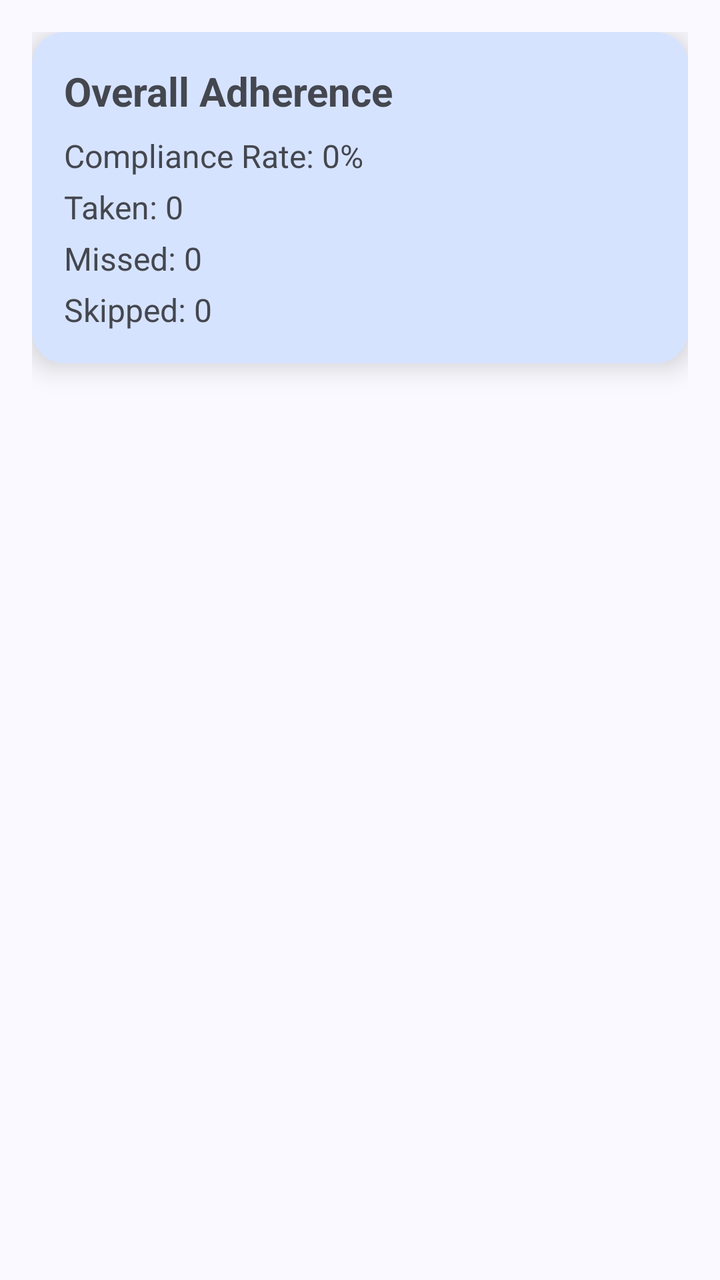
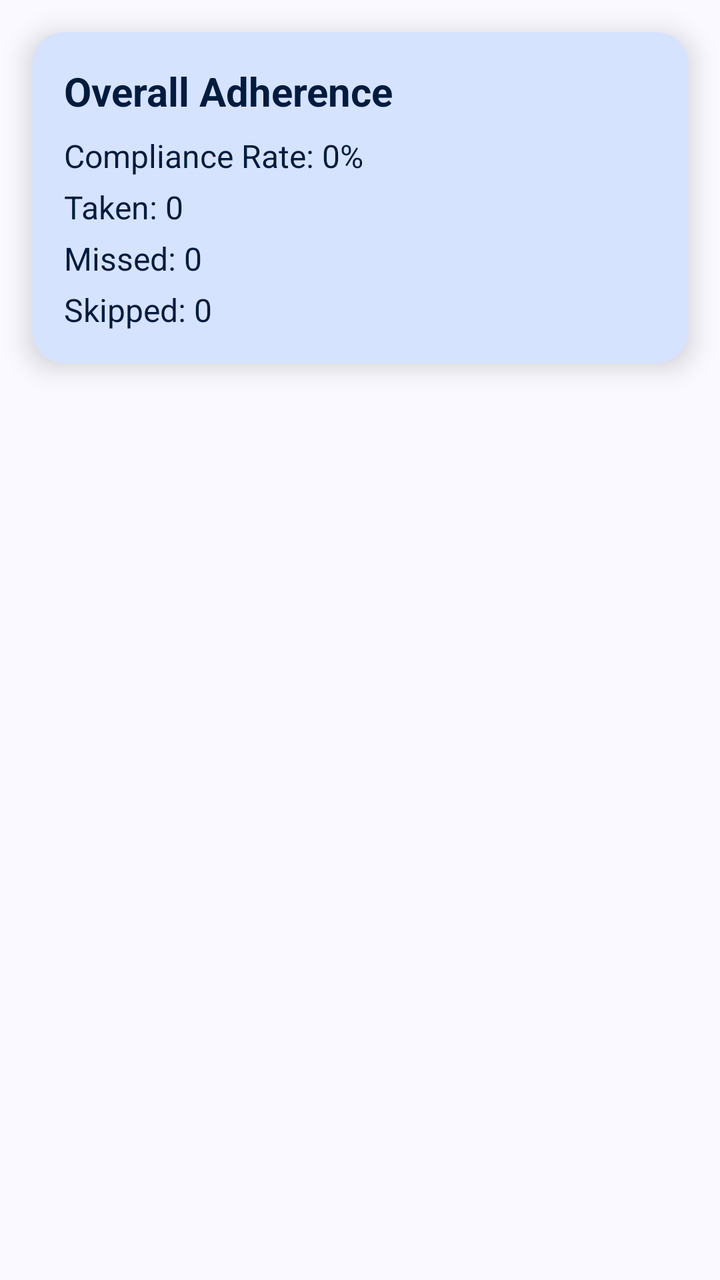

The first picture is an Android layout as it rendered before a commit; the second is the same layout after the commit. The layout source and the unified diff follow.
<!-- AndroidManifest.xml: application theme Theme.MobileHealthApplication -->
<!-- res/layout/fragment_medicationhistory.xml -->
<?xml version="1.0" encoding="utf-8"?>
<ScrollView
    xmlns:android="http://schemas.android.com/apk/res/android"
    xmlns:app="http://schemas.android.com/apk/res-auto"
    android:id="@+id/scrollView"
    android:layout_width="match_parent"
    android:layout_height="match_parent">

    <LinearLayout
        android:layout_width="match_parent"
        android:layout_height="wrap_content"
        android:orientation="vertical"
        android:padding="16dp">

        
        <com.google.android.material.card.MaterialCardView
            android:layout_width="match_parent"
            android:layout_height="wrap_content"
            app:cardElevation="8dp"
            app:cardCornerRadius="16dp"
            app:cardBackgroundColor="?attr/colorPrimaryContainer"
            android:layout_marginBottom="16dp"
            app:strokeWidth="0dp">

            <LinearLayout
                android:layout_width="match_parent"
                android:layout_height="wrap_content"
                android:orientation="vertical"
                android:padding="16dp">

                <TextView
                    android:id="@+id/overallAdherenceLabel"
                    android:layout_width="wrap_content"
                    android:layout_height="wrap_content"
                    android:text="@string/overall_adherence"
                    android:textSize="20sp"
                    android:textStyle="bold" />

                <TextView
                    android:id="@+id/complianceRateText"
                    android:layout_width="wrap_content"
                    android:layout_height="wrap_content"
                    android:layout_marginTop="8dp"
                    android:text="@string/compliance_rate"
                    android:textSize="16sp" />

                <TextView
                    android:id="@+id/takenCountText"
                    android:layout_width="wrap_content"
                    android:layout_height="wrap_content"
                    android:layout_marginTop="4dp"
                    android:text="@string/total_taken"
                    android:textSize="16sp" />

                <TextView
                    android:id="@+id/missedCountText"
                    android:layout_width="wrap_content"
                    android:layout_height="wrap_content"
                    android:layout_marginTop="4dp"
                    android:text="@string/total_missed"
                    android:textSize="16sp" />

                <TextView
                    android:id="@+id/skippedCountText"
                    android:layout_width="wrap_content"
                    android:layout_height="wrap_content"
                    android:layout_marginTop="4dp"
                    android:text="@string/total_skipped"
                    android:textSize="16sp" />
            </LinearLayout>
        </com.google.android.material.card.MaterialCardView>



        
        <androidx.recyclerview.widget.RecyclerView
            android:id="@+id/history_recycler_view"
            android:layout_width="match_parent"
            android:layout_height="wrap_content"
            android:clipToPadding="false" />

    </LinearLayout>
</ScrollView>
<!-- resources referenced by this layout -->
<resources>
  <string name="compliance_rate">Compliance Rate: 0%</string>
  <string name="overall_adherence">Overall Adherence</string>
  <string name="total_missed">Missed: 0</string>
  <string name="total_skipped">Skipped: 0</string>
  <string name="total_taken">Taken: 0</string>
  <color name="md_theme_primary">#415F91</color>
  <color name="md_theme_onPrimary">#FFFFFF</color>
  <color name="md_theme_primaryContainer">#D6E3FF</color>
  <color name="md_theme_onPrimaryContainer">#001B3E</color>
  <color name="md_theme_primaryFixed">#D6E3FF</color>
  <color name="md_theme_onPrimaryFixed">#001B3E</color>
  <color name="md_theme_primaryFixedDim">#AAC7FF</color>
  <color name="md_theme_onPrimaryFixedVariant">#284777</color>
  <color name="md_theme_secondary">#565F71</color>
  <color name="md_theme_onSecondary">#FFFFFF</color>
  <color name="md_theme_secondaryContainer">#DAE2F9</color>
  <color name="md_theme_onSecondaryContainer">#131C2B</color>
  <color name="md_theme_secondaryFixed">#DAE2F9</color>
  <color name="md_theme_onSecondaryFixed">#131C2B</color>
  <color name="md_theme_secondaryFixedDim">#BEC6DC</color>
  <color name="md_theme_onSecondaryFixedVariant">#3E4759</color>
  <color name="md_theme_tertiary">#705575</color>
  <color name="md_theme_onTertiary">#FFFFFF</color>
  <color name="md_theme_tertiaryContainer">#FAD8FD</color>
  <color name="md_theme_onTertiaryContainer">#28132E</color>
  <color name="md_theme_tertiaryFixed">#FAD8FD</color>
  <color name="md_theme_onTertiaryFixed">#28132E</color>
  <color name="md_theme_tertiaryFixedDim">#DDBCE0</color>
  <color name="md_theme_onTertiaryFixedVariant">#573E5C</color>
  <color name="md_theme_error">#BA1A1A</color>
  <color name="md_theme_onError">#FFFFFF</color>
  <color name="md_theme_errorContainer">#FFDAD6</color>
  <color name="md_theme_onErrorContainer">#410002</color>
  <style name="ThemeOverlay.App.BottomSheetDialog" parent="ThemeOverlay.Material3.BottomSheetDialog">
          <item name="android:navigationBarColor">@color/md_theme_background</item>
      </style>
  <color name="md_theme_background">#F9F9FF</color>
  <color name="md_theme_onBackground">#191C20</color>
  <color name="md_theme_surface">#F9F9FF</color>
  <color name="md_theme_onSurface">#191C20</color>
  <color name="md_theme_surfaceVariant">#E0E2EC</color>
  <color name="md_theme_onSurfaceVariant">#44474E</color>
  <color name="md_theme_surfaceContainerLowest">#FFFFFF</color>
  <color name="md_theme_surfaceContainerLow">#F3F3FA</color>
  <color name="md_theme_surfaceContainer">#EDEDF4</color>
  <color name="md_theme_surfaceContainerHigh">#E7E8EE</color>
  <color name="md_theme_surfaceContainerHighest">#E2E2E9</color>
  <color name="md_theme_outline">#74777F</color>
  <color name="md_theme_outlineVariant">#C4C6D0</color>
  <color name="md_theme_surfaceBright">#F9F9FF</color>
  <color name="md_theme_surfaceDim">#D9D9E0</color>
  <style name="Widget.App.Snackbar" parent="Widget.Material3.Snackbar">
          <item name="backgroundTint">?attr/colorSurface</item>
      </style>
  <style name="Widget.App.Snackbar.TextView" parent="Widget.Material3.Snackbar.TextView">
          <item name="android:textColor">?attr/colorOnSurface</item>
      </style>
  <style name="Widget.App.CardView" parent="Widget.Material3.CardView.Elevated">
          <item name="cardElevation">6dp</item>
          <item name="cardCornerRadius">12dp</item>
          <item name="cardBackgroundColor">?attr/colorSurfaceContainerHigh</item>
      </style>
  <style name="Widget.App.FloatingActionButton" parent="Widget.Material3.FloatingActionButton.Primary">
          <item name="backgroundTint">?attr/colorPrimaryContainer</item>
          <item name="tint">?attr/colorOnPrimaryContainer</item>
      </style>
  <style name="Widget.App.BottomNavigation.ActiveIndicator" parent="Widget.Material3.BottomNavigationView.ActiveIndicator">
          <item name="android:color">?attr/colorSecondaryContainer</item>
      </style>
  <!-- unchanged entries left out for length: 4 -->
</resources>

<!-- the commit's change to res/layout/fragment_medicationhistory.xml (unified diff, before → after) -->
@@ -1,83 +1,88 @@
 <?xml version="1.0" encoding="utf-8"?>
-<ScrollView
+<androidx.constraintlayout.widget.ConstraintLayout
     xmlns:android="http://schemas.android.com/apk/res/android"
     xmlns:app="http://schemas.android.com/apk/res-auto"
-    android:id="@+id/scrollView"
     android:layout_width="match_parent"
     android:layout_height="match_parent">
 
-    <LinearLayout
-        android:layout_width="match_parent"
+    
+    <com.google.android.material.card.MaterialCardView
+        android:id="@+id/adherence_card"
+        android:layout_width="0dp"
         android:layout_height="wrap_content"
-        android:orientation="vertical"
-        android:padding="16dp">
+        android:layout_margin="16dp"
+        app:cardElevation="8dp"
+        app:cardCornerRadius="16dp"
+        app:cardBackgroundColor="?attr/colorPrimaryContainer"
+        app:strokeWidth="0dp"
+        app:layout_constraintTop_toTopOf="parent"
+        app:layout_constraintStart_toStartOf="parent"
+        app:layout_constraintEnd_toEndOf="parent">
 
-        
-        <com.google.android.material.card.MaterialCardView
+        <LinearLayout
             android:layout_width="match_parent"
             android:layout_height="wrap_content"
-            app:cardElevation="8dp"
-            app:cardCornerRadius="16dp"
-            app:cardBackgroundColor="?attr/colorPrimaryContainer"
-            android:layout_marginBottom="16dp"
-            app:strokeWidth="0dp">
+            android:orientation="vertical"
+            android:padding="16dp">
 
-            <LinearLayout
-                android:layout_width="match_parent"
+            <TextView
+                android:id="@+id/overallAdherenceLabel"
+                android:layout_width="wrap_content"
                 android:layout_height="wrap_content"
-                android:orientation="vertical"
-                android:padding="16dp">
+                android:text="@string/overall_adherence"
+                android:textColor="?attr/colorOnPrimaryContainer"
+                android:textSize="20sp"
+                android:textStyle="bold" />
 
-                <TextView
-                    android:id="@+id/overallAdherenceLabel"
-                    android:layout_width="wrap_content"
-                    android:layout_height="wrap_content"
-                    android:text="@string/overall_adherence"
-                    android:textSize="20sp"
-                    android:textStyle="bold" />
+            <TextView
+                android:id="@+id/complianceRateText"
+                android:layout_width="wrap_content"
+                android:layout_height="wrap_content"
+                android:layout_marginTop="8dp"
+                android:text="@string/compliance_rate"
+                android:textColor="?attr/colorOnPrimaryContainer"
+                android:textSize="16sp" />
 
-                <TextView
-                    android:id="@+id/complianceRateText"
-                    android:layout_width="wrap_content"
-                    android:layout_height="wrap_content"
-                    android:layout_marginTop="8dp"
-                    android:text="@string/compliance_rate"
-                    android:textSize="16sp" />
+            <TextView
+                android:id="@+id/takenCountText"
+                android:layout_width="wrap_content"
+                android:layout_height="wrap_content"
+                android:layout_marginTop="4dp"
+                android:text="@string/total_taken"
+                android:textColor="?attr/colorOnPrimaryContainer"
+                android:textSize="16sp" />
 
-                <TextView
-                    android:id="@+id/takenCountText"
-                    android:layout_width="wrap_content"
-                    android:layout_height="wrap_content"
-                    android:layout_marginTop="4dp"
-                    android:text="@string/total_taken"
-                    android:textSize="16sp" />
+            <TextView
+                android:id="@+id/missedCountText"
+                android:layout_width="wrap_content"
+                android:layout_height="wrap_content"
+                android:layout_marginTop="4dp"
+                android:text="@string/total_missed"
+                android:textColor="?attr/colorOnPrimaryContainer"
+                android:textSize="16sp" />
 
-                <TextView
-                    android:id="@+id/missedCountText"
-                    android:layout_width="wrap_content"
-                    android:layout_height="wrap_content"
-                    android:layout_marginTop="4dp"
-                    android:text="@string/total_missed"
-                    android:textSize="16sp" />
+            <TextView
+                android:id="@+id/skippedCountText"
+                android:layout_width="wrap_content"
+                android:layout_height="wrap_content"
+                android:layout_marginTop="4dp"
+                android:text="@string/total_skipped"
+                android:textColor="?attr/colorOnPrimaryContainer"
+                android:textSize="16sp" />
+        </LinearLayout>
+    </com.google.android.material.card.MaterialCardView>
 
-                <TextView
-                    android:id="@+id/skippedCountText"
-                    android:layout_width="wrap_content"
-                    android:layout_height="wrap_content"
-                    android:layout_marginTop="4dp"
-                    android:text="@string/total_skipped"
-                    android:textSize="16sp" />
-            </LinearLayout>
-        </com.google.android.material.card.MaterialCardView>
+    
+    <androidx.recyclerview.widget.RecyclerView
+        android:id="@+id/history_recycler_view"
+        android:layout_width="0dp"
+        android:layout_height="0dp"
+        android:layout_marginTop="8dp"
+        android:clipToPadding="false"
+        android:paddingBottom="16dp"
+        app:layout_constraintTop_toBottomOf="@id/adherence_card"
+        app:layout_constraintBottom_toBottomOf="parent"
+        app:layout_constraintStart_toStartOf="parent"
+        app:layout_constraintEnd_toEndOf="parent"/>
 
-
-
-        
-        <androidx.recyclerview.widget.RecyclerView
-            android:id="@+id/history_recycler_view"
-            android:layout_width="match_parent"
-            android:layout_height="wrap_content"
-            android:clipToPadding="false" />
-
-    </LinearLayout>
-</ScrollView>
+</androidx.constraintlayout.widget.ConstraintLayout>
